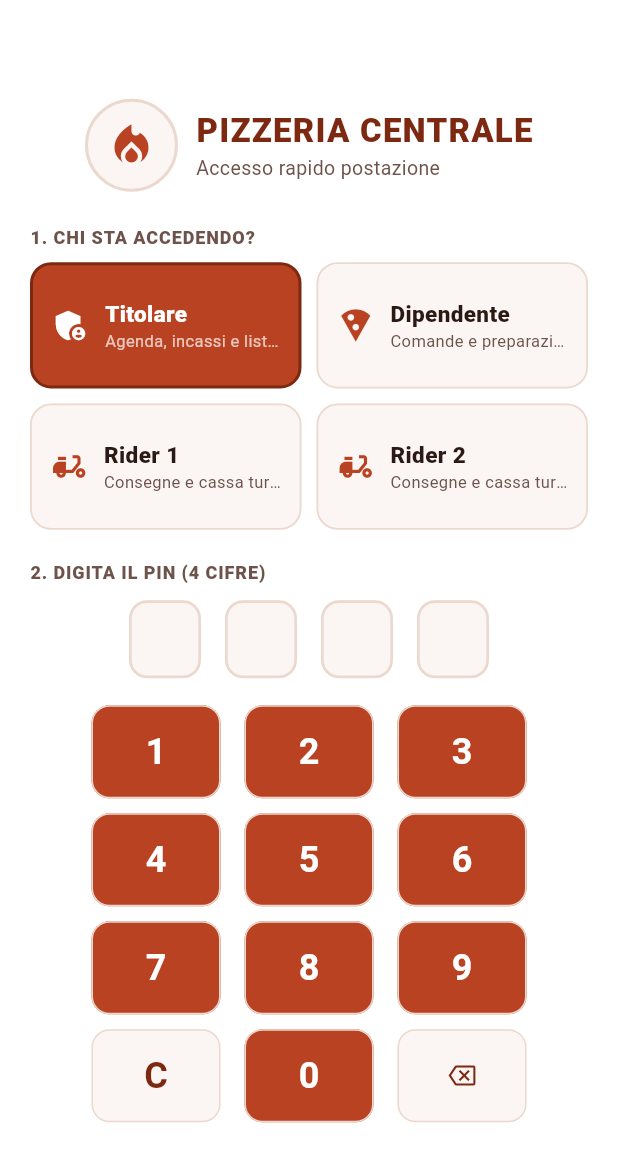
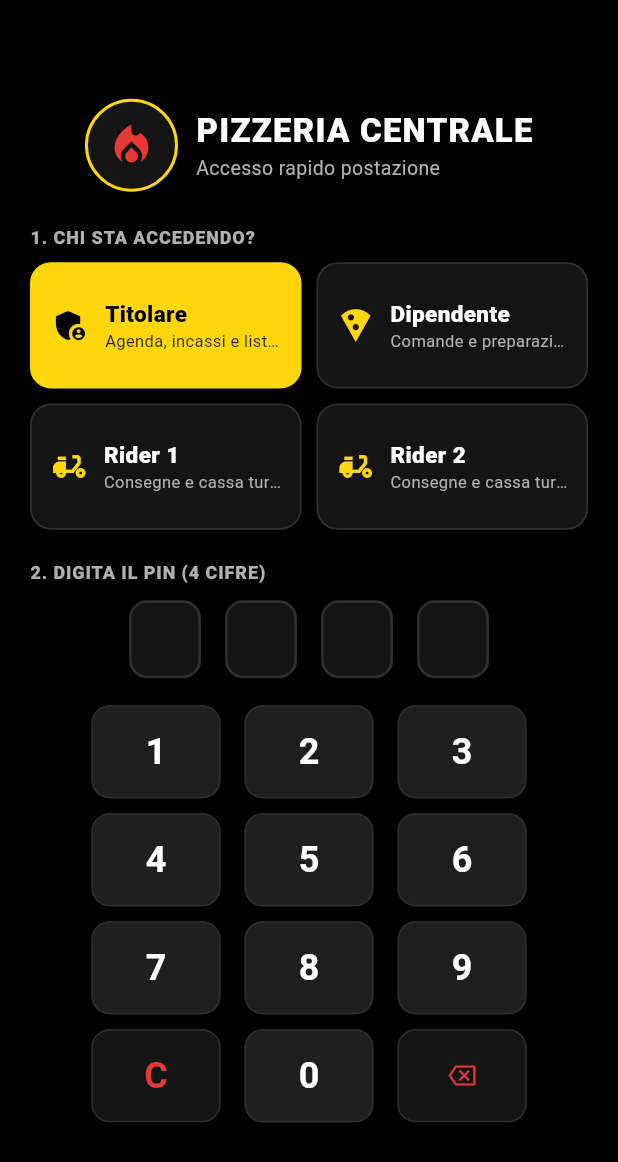
Before and after one commit to Zirtek/PizzeriaCentrale, a Flutter app: the screen it shows after launch, on a phone screen of 412 x 824 dp. Shown: the top 1162 px of the screen. Run offline on Flutter 3.47's test engine with Material 3 defaults, Android fonts, the phone set to English and light mode, and no system bars; our stand-ins replace supabase_flutter; accounts and stored records are empty.

Commit message:
Cambio colori

```diff
--- a/lib/models/models.dart
+++ b/lib/models/models.dart
@@ -62,15 +62,25 @@ enum OrderSource {
   Color get badgeColor {
     switch (this) {
       case OrderSource.diretto:
-        return const Color(0xFFB84221);
+        return const Color(0xFFE53935);
       case OrderSource.justEat:
-        return const Color(0xFFE65100);
+        return const Color(0xFFFF6D00);
       case OrderSource.glovo:
-        return const Color(0xFFC88A00);
+        return const Color(0xFFFFD60A);
       case OrderSource.deliveroo:
-        return const Color(0xFF00897B);
+        return const Color(0xFF00BFA5);
       case OrderSource.banco:
-        return const Color(0xFF6D4C41);
+        return const Color(0xFF455A64);
+    }
+  }
+
+  Color get badgeTextColor {
+    switch (this) {
+      case OrderSource.glovo:
+      case OrderSource.deliveroo:
+        return Colors.black;
+      default:
+        return Colors.white;
     }
   }
 }
@@ -92,15 +102,19 @@ enum DeliveryType {
 }
 
 enum OrderStatus {
-  nuovoOrdine('nuovo_ordine', 'Nuovo ordine', Color(0xFFD84315)),
-  pronto('pronto', 'Pronto', Color(0xFF2E7D32)),
-  inConsegna('in_consegna', 'In consegna', Color(0xFF1565C0)),
-  completato('completato', 'Completato', Color(0xFF5D4037));
+  // Da iniziare -> Rosso
+  nuovoOrdine('nuovo_ordine', 'Nuovo ordine', Color(0xFFE53935), Colors.white),
+  // Da completare -> Giallo
+  pronto('pronto', 'Pronto', Color(0xFFFFD60A), Colors.black),
+  inConsegna('in_consegna', 'In consegna', Color(0xFFFFD60A), Colors.black),
+  // Completati -> Verde
+  completato('completato', 'Completato', Color(0xFF00E676), Colors.black);
 
   final String dbValue;
   final String label;
   final Color color;
-  const OrderStatus(this.dbValue, this.label, this.color);
+  final Color textColor;
+  const OrderStatus(this.dbValue, this.label, this.color, this.textColor);
 
   static OrderStatus fromDb(String value) {
     return OrderStatus.values.firstWhere(
--- a/lib/screens/pin_login_screen.dart
+++ b/lib/screens/pin_login_screen.dart
@@ -89,7 +89,7 @@ class _PinLoginScreenState extends State<PinLoginScreen> {
   @override
   Widget build(BuildContext context) {
     return Scaffold(
-      backgroundColor: AppTheme.backgroundWhite,
+      backgroundColor: AppTheme.backgroundBlack,
       body: SafeArea(
         child: Center(
           child: SingleChildScrollView(
@@ -105,14 +105,15 @@ class _PinLoginScreenState extends State<PinLoginScreen> {
                       Container(
                         padding: const EdgeInsets.all(12),
                         decoration: BoxDecoration(
-                          color: AppTheme.warmSurface,
+                          color: AppTheme.surfaceDark,
                           shape: BoxShape.circle,
-                          border: Border.all(color: AppTheme.cardBorder, width: 2),
+                          border: Border.all(
+                              color: AppTheme.toCompleteYellow, width: 2),
                         ),
                         child: const Icon(
                           Icons.local_fire_department,
                           size: 34,
-                          color: AppTheme.terracottaPrimary,
+                          color: AppTheme.toStartRed,
                         ),
                       ),
                       const SizedBox(width: 12),
@@ -124,7 +125,7 @@ class _PinLoginScreenState extends State<PinLoginScreen> {
                             style: TextStyle(
                               fontSize: 22,
                               fontWeight: FontWeight.w900,
-                              color: AppTheme.brickBrownDark,
+                              color: AppTheme.textWhite,
                               letterSpacing: 0.8,
                             ),
                           ),
@@ -132,7 +133,7 @@ class _PinLoginScreenState extends State<PinLoginScreen> {
                             'Accesso rapido postazione',
                             style: TextStyle(
                               fontSize: 13,
-                              color: AppTheme.textMutedBrown,
+                              color: AppTheme.textMuted,
                             ),
                           ),
                         ],
@@ -148,7 +149,7 @@ class _PinLoginScreenState extends State<PinLoginScreen> {
                       style: TextStyle(
                         fontSize: 12,
                         fontWeight: FontWeight.w800,
-                        color: AppTheme.textMutedBrown,
+                        color: AppTheme.textMuted,
                         letterSpacing: 0.6,
                       ),
                     ),
@@ -176,12 +177,12 @@ class _PinLoginScreenState extends State<PinLoginScreen> {
                           duration: const Duration(milliseconds: 160),
                           decoration: BoxDecoration(
                             color: selected
-                                ? AppTheme.terracottaPrimary
-                                : AppTheme.warmSurface,
+                                ? AppTheme.toCompleteYellow
+                                : AppTheme.surfaceDark,
                             borderRadius: BorderRadius.circular(14),
                             border: Border.all(
                               color: selected
-                                  ? AppTheme.brickBrownDark
+                                  ? AppTheme.toCompleteYellow
                                   : AppTheme.cardBorder,
                               width: selected ? 2 : 1.2,
                             ),
@@ -194,8 +195,8 @@ class _PinLoginScreenState extends State<PinLoginScreen> {
                                 _iconForRole(role),
                                 size: 26,
                                 color: selected
-                                    ? Colors.white
-                                    : AppTheme.terracottaPrimary,
+                                    ? Colors.black
+                                    : AppTheme.toCompleteYellow,
                               ),
                               const SizedBox(width: 10),
                               Expanded(
@@ -207,11 +208,11 @@ class _PinLoginScreenState extends State<PinLoginScreen> {
                                       role.label,
                                       overflow: TextOverflow.ellipsis,
                                       style: TextStyle(
-                                        fontWeight: FontWeight.w800,
+                                        fontWeight: FontWeight.w900,
                                         fontSize: 15,
                                         color: selected
-                                            ? Colors.white
-                                            : AppTheme.textDarkBrown,
+                                            ? Colors.black
+                                            : AppTheme.textWhite,
                                       ),
                                     ),
                                     Text(
@@ -221,8 +222,8 @@ class _PinLoginScreenState extends State<PinLoginScreen> {
                                       style: TextStyle(
                                         fontSize: 11,
                                         color: selected
-                                            ? Colors.white70
-                                            : AppTheme.textMutedBrown,
+                                            ? Colors.black87
+                                            : AppTheme.textMuted,
                                       ),
                                     ),
                                   ],
@@ -244,7 +245,7 @@ class _PinLoginScreenState extends State<PinLoginScreen> {
                       style: TextStyle(
                         fontSize: 12,
                         fontWeight: FontWeight.w800,
-                        color: AppTheme.textMutedBrown,
+                        color: AppTheme.textMuted,
                         letterSpacing: 0.6,
                       ),
                     ),
@@ -262,12 +263,12 @@ class _PinLoginScreenState extends State<PinLoginScreen> {
                         height: 52,
                         decoration: BoxDecoration(
                           color: filled
-                              ? AppTheme.terracottaPrimary
-                              : AppTheme.warmSurface,
+                              ? AppTheme.moneyGreen
+                              : AppTheme.surfaceDark,
                           borderRadius: BorderRadius.circular(12),
                           border: Border.all(
                             color: filled
-                                ? AppTheme.brickBrownDark
+                                ? AppTheme.moneyGreen
                                 : AppTheme.cardBorder,
                             width: 1.8,
                           ),
@@ -275,7 +276,7 @@ class _PinLoginScreenState extends State<PinLoginScreen> {
                         child: Center(
                           child: filled
                               ? const Icon(Icons.circle,
-                              size: 14, color: Colors.white)
+                              size: 14, color: Colors.black)
                               : null,
                         ),
                       );
@@ -288,13 +289,14 @@ class _PinLoginScreenState extends State<PinLoginScreen> {
                       padding: const EdgeInsets.symmetric(
                           horizontal: 12, vertical: 6),
                       decoration: BoxDecoration(
-                        color: const Color(0xFFFFEBEE),
+                        color: AppTheme.darkRedTint,
                         borderRadius: BorderRadius.circular(8),
+                        border: Border.all(color: AppTheme.toStartRed),
                       ),
                       child: Text(
                         _errorMessage!,
                         style: const TextStyle(
-                          color: AppTheme.delayAlertRed,
+                          color: AppTheme.toStartRed,
                           fontWeight: FontWeight.bold,
                           fontSize: 13,
                         ),
@@ -344,11 +346,11 @@ class _PinLoginScreenState extends State<PinLoginScreen> {
                   child: ElevatedButton(
                     style: ElevatedButton.styleFrom(
                       backgroundColor: isAction
-                          ? AppTheme.warmSurface
-                          : AppTheme.terracottaPrimary,
+                          ? AppTheme.surfaceDark
+                          : AppTheme.surfaceElevated,
                       foregroundColor: isAction
-                          ? AppTheme.brickBrownDark
-                          : Colors.white,
+                          ? AppTheme.toStartRed
+                          : AppTheme.textWhite,
                       elevation: 0,
                       side: const BorderSide(color: AppTheme.cardBorder),
                     ),
--- a/lib/theme/app_theme.dart
+++ b/lib/theme/app_theme.dart
@@ -1,70 +1,112 @@
 import 'package:flutter/material.dart';
 
 class AppTheme {
-  // Palette invariata: Bianco + Terracotta / Mattone + Accenti funzionali
-  static const Color backgroundWhite = Color(0xFFFFFFFF);
-  static const Color warmSurface = Color(0xFFFBF6F3);
-  static const Color cardBorder = Color(0xFFEBD8CE);
+  // Sfondo nero e superfici scure
+  static const Color backgroundBlack = Color(0xFF000000);
+  static const Color surfaceDark = Color(0xFF141414);
+  static const Color surfaceElevated = Color(0xFF1F1F1F);
+  static const Color cardBorder = Color(0xFF2E2E2E);
 
-  static const Color terracottaPrimary = Color(0xFFB84221);
-  static const Color brickBrownDark = Color(0xFF7D2912);
-  static const Color ovenOrangeAccent = Color(0xFFE05A2B);
-  static const Color textDarkBrown = Color(0xFF2B1914);
-  static const Color textMutedBrown = Color(0xFF6E534B);
+  // Testi su sfondo scuro
+  static const Color textWhite = Color(0xFFFFFFFF);
+  static const Color textMuted = Color(0xFFB0B0B0);
 
-  static const Color delayAlertRed = Color(0xFFC62828);
-  static const Color paidGreen = Color(0xFF2E7D32);
+  // Colori semantici richiesti
+  static const Color moneyGreen = Color(0xFF00E676); // Conti soldi & Completati
+  static const Color completedGreen = Color(0xFF00E676);
+  static const Color toCompleteYellow = Color(0xFFFFD60A); // Da completare / In corso / Da incassare
+  static const Color toStartRed = Color(0xFFE53935); // Da iniziare / Nuovo ordine / Ritardo
+
+  // Tinte scure per box informativi
+  static const Color darkGreenTint = Color(0xFF0A2918);
+  static const Color darkYellowTint = Color(0xFF292205);
+  static const Color darkRedTint = Color(0xFF2E0D0D);
 
   static ThemeData get lightTheme {
     return ThemeData(
       useMaterial3: true,
-      scaffoldBackgroundColor: backgroundWhite,
-      colorScheme: ColorScheme.fromSeed(
-        seedColor: terracottaPrimary,
-        primary: terracottaPrimary,
-        secondary: ovenOrangeAccent,
-        surface: backgroundWhite,
-        onSurface: textDarkBrown,
+      brightness: Brightness.dark,
+      scaffoldBackgroundColor: backgroundBlack,
+      colorScheme: const ColorScheme.dark(
+        primary: moneyGreen,
+        onPrimary: Colors.black,
+        secondary: toCompleteYellow,
+        onSecondary: Colors.black,
+        surface: surfaceDark,
+        onSurface: textWhite,
+        error: toStartRed,
+        onError: Colors.white,
       ),
       appBarTheme: const AppBarTheme(
-        backgroundColor: terracottaPrimary,
-        foregroundColor: Colors.white,
+        backgroundColor: surfaceDark,
+        foregroundColor: textWhite,
         elevation: 0,
         centerTitle: false,
+        surfaceTintColor: Colors.transparent,
       ),
       cardTheme: CardThemeData(
-        color: warmSurface,
+        color: surfaceDark,
         elevation: 0,
         shape: RoundedRectangleBorder(
           borderRadius: BorderRadius.circular(14),
           side: const BorderSide(color: cardBorder, width: 1.2),
         ),
       ),
+      dialogTheme: DialogThemeData(
+        backgroundColor: surfaceDark,
+        titleTextStyle: const TextStyle(
+          color: textWhite,
+          fontSize: 19,
+          fontWeight: FontWeight.bold,
+        ),
+        contentTextStyle: const TextStyle(color: textWhite, fontSize: 15),
+        shape: RoundedRectangleBorder(
+          borderRadius: BorderRadius.circular(16),
+          side: const BorderSide(color: cardBorder),
+        ),
+      ),
       elevatedButtonTheme: ElevatedButtonThemeData(
         style: ElevatedButton.styleFrom(
-          backgroundColor: terracottaPrimary,
-          foregroundColor: Colors.white,
+          backgroundColor: moneyGreen,
+          foregroundColor: Colors.black,
           minimumSize: const Size(48, 50),
-          textStyle: const TextStyle(fontSize: 15, fontWeight: FontWeight.bold),
+          textStyle: const TextStyle(fontSize: 15, fontWeight: FontWeight.w900),
           shape: RoundedRectangleBorder(borderRadius: BorderRadius.circular(12)),
         ),
       ),
       outlinedButtonTheme: OutlinedButtonThemeData(
         style: OutlinedButton.styleFrom(
-          foregroundColor: brickBrownDark,
-          side: const BorderSide(color: terracottaPrimary, width: 1.5),
+          foregroundColor: textWhite,
+          side: const BorderSide(color: cardBorder, width: 1.5),
           minimumSize: const Size(48, 46),
           textStyle: const TextStyle(fontSize: 14, fontWeight: FontWeight.bold),
           shape: RoundedRectangleBorder(borderRadius: BorderRadius.circular(12)),
         ),
       ),
+      segmentedButtonTheme: SegmentedButtonThemeData(
+        style: ButtonStyle(
+          backgroundColor: WidgetStateProperty.resolveWith((states) {
+            if (states.contains(WidgetState.selected)) {
+              return toCompleteYellow;
+            }
+            return surfaceDark;
+          }),
+          foregroundColor: WidgetStateProperty.resolveWith((states) {
+            if (states.contains(WidgetState.selected)) {
+              return Colors.black;
+            }
+            return textWhite;
+          }),
+          side: WidgetStateProperty.all(const BorderSide(color: cardBorder)),
+        ),
+      ),
       chipTheme: ChipThemeData(
-        backgroundColor: warmSurface,
-        selectedColor: terracottaPrimary,
+        backgroundColor: surfaceDark,
+        selectedColor: toCompleteYellow,
         side: const BorderSide(color: cardBorder),
         shape: RoundedRectangleBorder(borderRadius: BorderRadius.circular(10)),
         labelStyle: const TextStyle(
-          color: textDarkBrown,
+          color: textWhite,
           fontWeight: FontWeight.w600,
         ),
       ),
@@ -74,7 +116,9 @@ class AppTheme {
       ),
       inputDecorationTheme: InputDecorationTheme(
         filled: true,
-        fillColor: warmSurface,
+        fillColor: surfaceDark,
+        labelStyle: const TextStyle(color: textMuted),
+        hintStyle: const TextStyle(color: textMuted),
         contentPadding: const EdgeInsets.symmetric(horizontal: 14, vertical: 14),
         border: OutlineInputBorder(
           borderRadius: BorderRadius.circular(12),
@@ -86,7 +130,7 @@ class AppTheme {
         ),
         focusedBorder: OutlineInputBorder(
           borderRadius: BorderRadius.circular(12),
-          borderSide: const BorderSide(color: terracottaPrimary, width: 2),
+          borderSide: const BorderSide(color: toCompleteYellow, width: 2),
         ),
       ),
     );
```
Also changed, not shown: lib/screens/agenda_screen.dart (+102 -87 lines), lib/screens/new_order_screen.dart (+64 -48 lines), lib/screens/owner_admin_screen.dart (+43 -26 lines), lib/screens/rider_screen.dart (+80 -59 lines).
